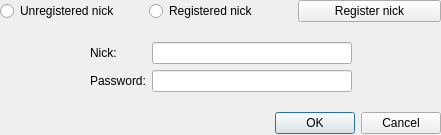
Qt form ui/profile_add.ui (gitter-badger/simplechatclient) before a commit.
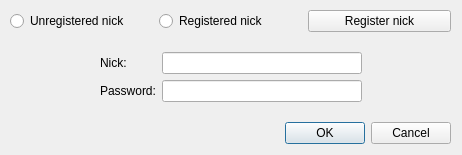
The same form after that commit.

```diff
--- a/ui/profile_add.ui
+++ b/ui/profile_add.ui
@@ -2,16 +2,24 @@
 <ui version="4.0">
  <class>uiProfileAdd</class>
  <widget class="QDialog" name="uiProfileAdd">
+  <property name="geometry">
+   <rect>
+    <x>0</x>
+    <y>0</y>
+    <width>462</width>
+    <height>155</height>
+   </rect>
+  </property>
   <property name="minimumSize">
    <size>
-    <width>441</width>
-    <height>135</height>
+    <width>462</width>
+    <height>155</height>
    </size>
   </property>
   <property name="maximumSize">
    <size>
-    <width>441</width>
-    <height>135</height>
+    <width>462</width>
+    <height>155</height>
    </size>
   </property>
   <property name="windowTitle">
@@ -20,8 +28,8 @@
   <widget class="QWidget" name="verticalLayoutWidget">
    <property name="geometry">
     <rect>
-     <x>0</x>
-     <y>0</y>
+     <x>10</x>
+     <y>10</y>
      <width>441</width>
      <height>134</height>
     </rect>
```
